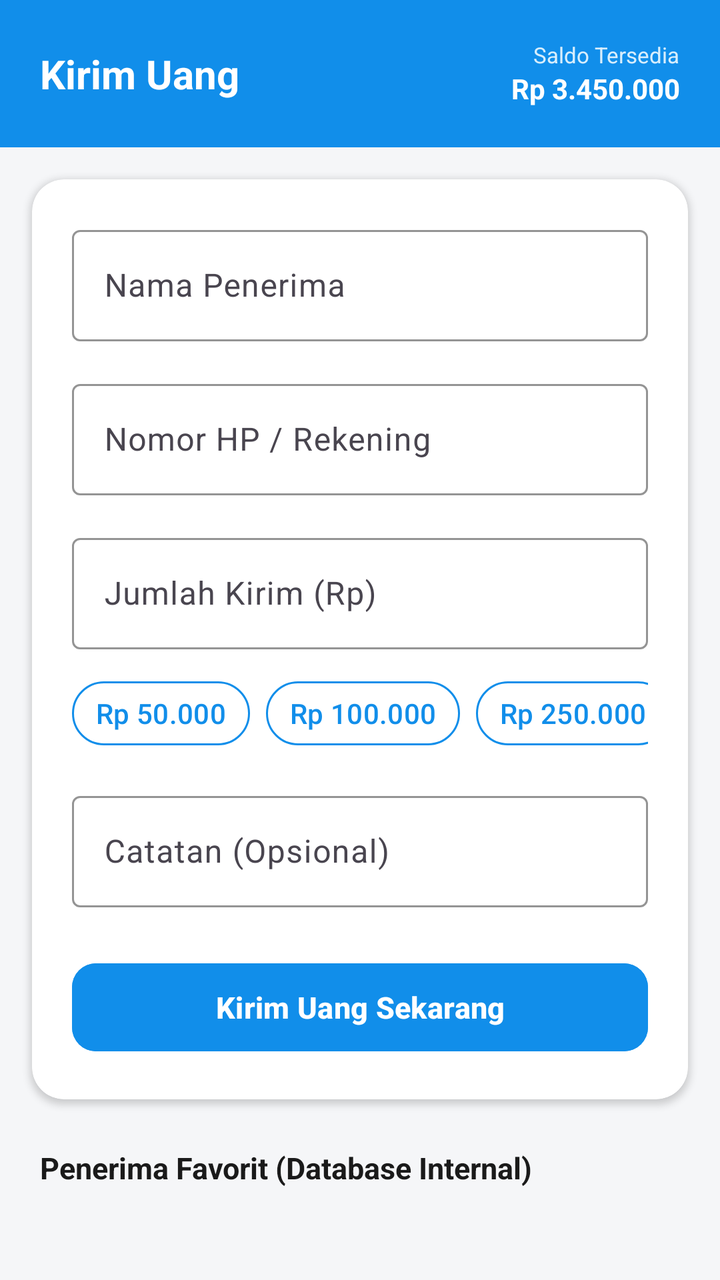
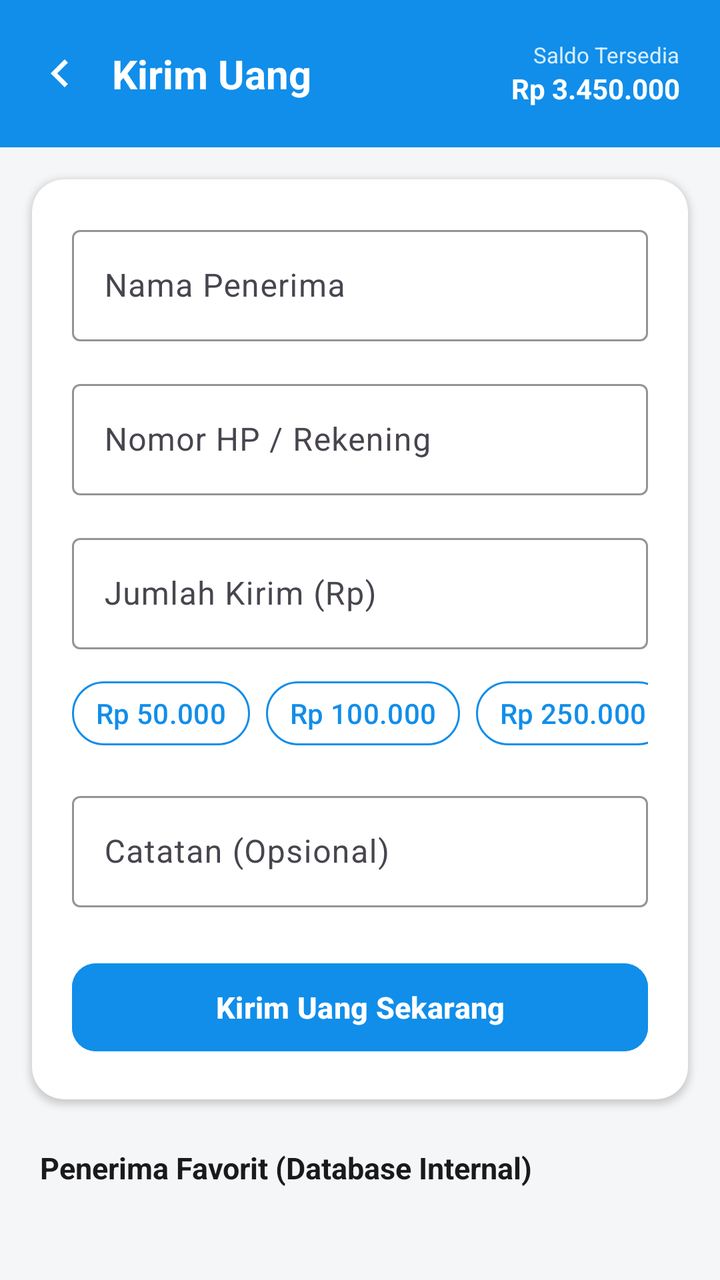

Screens rendered from an Android XML layout before and after an edit, with the pre-edit source and the edit as a unified diff.
<!-- AndroidManifest.xml: application theme Theme.DanaClone -->
<!-- res/layout/fragment_kirim.xml -->
<?xml version="1.0" encoding="utf-8"?>
<androidx.core.widget.NestedScrollView xmlns:android="http://schemas.android.com/apk/res/android"
    xmlns:app="http://schemas.android.com/apk/res-auto"
    android:layout_width="match_parent"
    android:layout_height="match_parent"
    android:background="@color/bg_page"
    android:fillViewport="true">

    <LinearLayout
        android:layout_width="match_parent"
        android:layout_height="wrap_content"
        android:orientation="vertical">

        
        <LinearLayout
            android:layout_width="match_parent"
            android:layout_height="wrap_content"
            android:background="@color/dana_blue"
            android:gravity="center_vertical"
            android:orientation="horizontal"
            android:paddingStart="20dp"
            android:paddingTop="20dp"
            android:paddingEnd="20dp"
            android:paddingBottom="20dp">

            <TextView
                android:layout_width="0dp"
                android:layout_height="wrap_content"
                android:layout_weight="1"
                android:text="@string/kirim_uang_title"
                android:textColor="@color/white"
                android:textSize="20sp"
                android:textStyle="bold" />

            
            <LinearLayout
                android:layout_width="wrap_content"
                android:layout_height="wrap_content"
                android:gravity="end"
                android:orientation="vertical">

                <TextView
                    android:layout_width="wrap_content"
                    android:layout_height="wrap_content"
                    android:text="Saldo Tersedia"
                    android:textColor="#D8EEFC"
                    android:textSize="11sp" />

                <TextView
                    android:id="@+id/tvAvailableBalance"
                    android:layout_width="wrap_content"
                    android:layout_height="wrap_content"
                    android:text="Rp 3.450.000"
                    android:textColor="@color/white"
                    android:textSize="14sp"
                    android:textStyle="bold" />
            </LinearLayout>
        </LinearLayout>

        
        <com.google.android.material.card.MaterialCardView
            android:layout_width="match_parent"
            android:layout_height="wrap_content"
            android:layout_margin="16dp"
            app:cardBackgroundColor="@color/white"
            app:cardCornerRadius="16dp"
            app:cardElevation="2dp"
            app:strokeWidth="0dp">

            <LinearLayout
                android:layout_width="match_parent"
                android:layout_height="wrap_content"
                android:orientation="vertical"
                android:padding="20dp">

                
                <com.google.android.material.textfield.TextInputLayout
                    android:id="@+id/tilRecipientName"
                    android:layout_width="match_parent"
                    android:layout_height="wrap_content"
                    android:hint="@string/label_penerima"
                    app:boxBackgroundColor="@color/white"
                    app:boxStrokeColor="@color/dana_blue"
                    app:hintTextColor="@color/dana_blue">

                    <com.google.android.material.textfield.TextInputEditText
                        android:id="@+id/etRecipientName"
                        android:layout_width="match_parent"
                        android:layout_height="wrap_content"
                        android:inputType="textPersonName"
                        android:textColor="@color/text_primary" />
                </com.google.android.material.textfield.TextInputLayout>

                
                <com.google.android.material.textfield.TextInputLayout
                    android:id="@+id/tilAccountOrPhone"
                    android:layout_width="match_parent"
                    android:layout_height="wrap_content"
                    android:layout_marginTop="16dp"
                    android:hint="@string/label_rekening"
                    app:boxBackgroundColor="@color/white"
                    app:boxStrokeColor="@color/dana_blue"
                    app:hintTextColor="@color/dana_blue">

                    <com.google.android.material.textfield.TextInputEditText
                        android:id="@+id/etAccountOrPhone"
                        android:layout_width="match_parent"
                        android:layout_height="wrap_content"
                        android:inputType="phone"
                        android:textColor="@color/text_primary" />
                </com.google.android.material.textfield.TextInputLayout>

                
                <com.google.android.material.textfield.TextInputLayout
                    android:id="@+id/tilAmount"
                    android:layout_width="match_parent"
                    android:layout_height="wrap_content"
                    android:layout_marginTop="16dp"
                    android:hint="@string/label_nominal"
                    app:boxBackgroundColor="@color/white"
                    app:boxStrokeColor="@color/dana_blue"
                    app:hintTextColor="@color/dana_blue"
                    app:prefixText="Rp "
                    app:prefixTextColor="@color/dana_blue">

                    <com.google.android.material.textfield.TextInputEditText
                        android:id="@+id/etAmount"
                        android:layout_width="match_parent"
                        android:layout_height="wrap_content"
                        android:inputType="number"
                        android:textColor="@color/text_primary" />
                </com.google.android.material.textfield.TextInputLayout>

                
                <HorizontalScrollView
                    android:layout_width="match_parent"
                    android:layout_height="wrap_content"
                    android:layout_marginTop="12dp"
                    android:scrollbars="none">

                    <LinearLayout
                        android:layout_width="wrap_content"
                        android:layout_height="wrap_content"
                        android:orientation="horizontal">

                        <com.google.android.material.button.MaterialButton
                            android:id="@+id/chip50k"
                            style="@style/Widget.Material3.Button.OutlinedButton"
                            android:layout_width="wrap_content"
                            android:layout_height="40dp"
                            android:layout_marginEnd="8dp"
                            android:minHeight="40dp"
                            android:paddingStart="12dp"
                            android:paddingEnd="12dp"
                            android:text="Rp 50.000"
                            android:textColor="@color/dana_blue"
                            app:strokeColor="@color/dana_blue" />

                        <com.google.android.material.button.MaterialButton
                            android:id="@+id/chip100k"
                            style="@style/Widget.Material3.Button.OutlinedButton"
                            android:layout_width="wrap_content"
                            android:layout_height="40dp"
                            android:layout_marginEnd="8dp"
                            android:minHeight="40dp"
                            android:paddingStart="12dp"
                            android:paddingEnd="12dp"
                            android:text="Rp 100.000"
                            android:textColor="@color/dana_blue"
                            app:strokeColor="@color/dana_blue" />

                        <com.google.android.material.button.MaterialButton
                            android:id="@+id/chip250k"
                            style="@style/Widget.Material3.Button.OutlinedButton"
                            android:layout_width="wrap_content"
                            android:layout_height="40dp"
                            android:layout_marginEnd="8dp"
                            android:minHeight="40dp"
                            android:paddingStart="12dp"
                            android:paddingEnd="12dp"
                            android:text="Rp 250.000"
                            android:textColor="@color/dana_blue"
                            app:strokeColor="@color/dana_blue" />

                        <com.google.android.material.button.MaterialButton
                            android:id="@+id/chip500k"
                            style="@style/Widget.Material3.Button.OutlinedButton"
                            android:layout_width="wrap_content"
                            android:layout_height="40dp"
                            android:minHeight="40dp"
                            android:paddingStart="12dp"
                            android:paddingEnd="12dp"
                            android:text="Rp 500.000"
                            android:textColor="@color/dana_blue"
                            app:strokeColor="@color/dana_blue" />
                    </LinearLayout>
                </HorizontalScrollView>

                
                <com.google.android.material.textfield.TextInputLayout
                    android:id="@+id/tilNote"
                    android:layout_width="match_parent"
                    android:layout_height="wrap_content"
                    android:layout_marginTop="16dp"
                    android:hint="@string/label_catatan"
                    app:boxBackgroundColor="@color/white"
                    app:boxStrokeColor="@color/dana_blue"
                    app:hintTextColor="@color/dana_blue">

                    <com.google.android.material.textfield.TextInputEditText
                        android:id="@+id/etNote"
                        android:layout_width="match_parent"
                        android:layout_height="wrap_content"
                        android:inputType="text"
                        android:textColor="@color/text_primary" />
                </com.google.android.material.textfield.TextInputLayout>

                
                <com.google.android.material.button.MaterialButton
                    android:id="@+id/btnSubmitTransfer"
                    android:layout_width="match_parent"
                    android:layout_height="52dp"
                    android:layout_marginTop="24dp"
                    android:backgroundTint="@color/dana_blue"
                    android:text="@string/btn_kirim_sekarang"
                    android:textAllCaps="false"
                    android:textColor="@color/white"
                    android:textSize="15sp"
                    android:textStyle="bold"
                    app:cornerRadius="12dp" />

            </LinearLayout>
        </com.google.android.material.card.MaterialCardView>

        
        <TextView
            android:layout_width="match_parent"
            android:layout_height="wrap_content"
            android:layout_marginStart="20dp"
            android:layout_marginTop="8dp"
            android:layout_marginEnd="20dp"
            android:text="Penerima Favorit (Database Internal)"
            android:textColor="@color/text_primary"
            android:textSize="15sp"
            android:textStyle="bold" />

        
        <LinearLayout
            android:id="@+id/containerBeneficiaries"
            android:layout_width="match_parent"
            android:layout_height="wrap_content"
            android:layout_marginStart="16dp"
            android:layout_marginTop="10dp"
            android:layout_marginEnd="16dp"
            android:layout_marginBottom="24dp"
            android:orientation="vertical" />

    </LinearLayout>
</androidx.core.widget.NestedScrollView>
<!-- resources referenced by this layout -->
<resources>
  <color name="bg_page">#F5F6F8</color>
  <color name="dana_blue">#118EEA</color>
  <color name="text_primary">#1A1A1A</color>
  <color name="white">#FFFFFF</color>
  <string name="btn_kirim_sekarang">Kirim Uang Sekarang</string>
  <string name="kirim_uang_title">Kirim Uang</string>
  <string name="label_catatan">Catatan (Opsional)</string>
  <string name="label_nominal">Jumlah Kirim (Rp)</string>
  <string name="label_penerima">Nama Penerima</string>
  <string name="label_rekening">Nomor HP / Rekening</string>
  <style name="Theme.DanaClone" parent="Theme.Material3.Light.NoActionBar">
          
          <item name="android:statusBarColor">@color/dana_blue</item>
          <item name="android:windowLightStatusBar">false</item>
          <item name="android:navigationBarColor">@color/white</item>
          <item name="android:windowLightNavigationBar">true</item>
  
          
          <item name="colorPrimary">@color/dana_blue</item>
          <item name="colorPrimaryContainer">@color/dana_blue_light</item>
          <item name="colorOnPrimary">@color/white</item>
          <item name="colorSecondary">@color/dana_blue_dark</item>
          <item name="android:windowBackground">@color/bg_page</item>
      </style>
  <color name="dana_blue_light">#EAF4FD</color>
  <color name="dana_blue_dark">#0B6EBA</color>
</resources>

<!-- the commit's change to res/layout/fragment_kirim.xml (unified diff, before → after) -->
@@ -18,10 +18,19 @@
             android:background="@color/dana_blue"
             android:gravity="center_vertical"
             android:orientation="horizontal"
-            android:paddingStart="20dp"
+            android:paddingStart="16dp"
             android:paddingTop="20dp"
             android:paddingEnd="20dp"
             android:paddingBottom="20dp">
+
+            <ImageView
+                android:id="@+id/btnBackKirim"
+                android:layout_width="28dp"
+                android:layout_height="28dp"
+                android:layout_marginEnd="12dp"
+                android:background="?attr/selectableItemBackgroundBorderless"
+                android:src="@drawable/ic_back_white"
+                android:contentDescription="Back" />
 
             <TextView
                 android:layout_width="0dp"
<!-- resource entries referenced after the edit -->
@@ -4,6 +4,16 @@
   <color name="dana_blue">#118EEA</color>
   <color name="text_primary">#1A1A1A</color>
   <color name="white">#FFFFFF</color>
+  <!-- drawable ic_back_white (drawable) -->
+  <vector xmlns:android="http://schemas.android.com/apk/res/android"
+      android:width="24dp"
+      android:height="24dp"
+      android:viewportWidth="24"
+      android:viewportHeight="24">
+      <path
+          android:fillColor="@color/white"
+          android:pathData="M15.41,16.59L10.83,12l4.58,-4.59L14,6l-6,6 6,6z"/>
+  </vector>
   <string name="btn_kirim_sekarang">Kirim Uang Sekarang</string>
   <string name="kirim_uang_title">Kirim Uang</string>
   <string name="label_catatan">Catatan (Opsional)</string>
